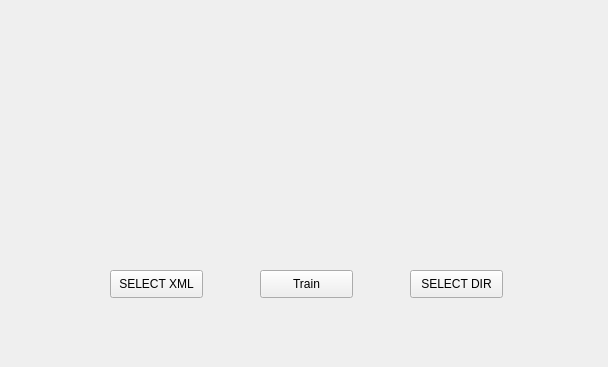
Above: FacesTrain.ui from nitin-vk/face-recognition-based-attendance before the change. Below: the same form after it.
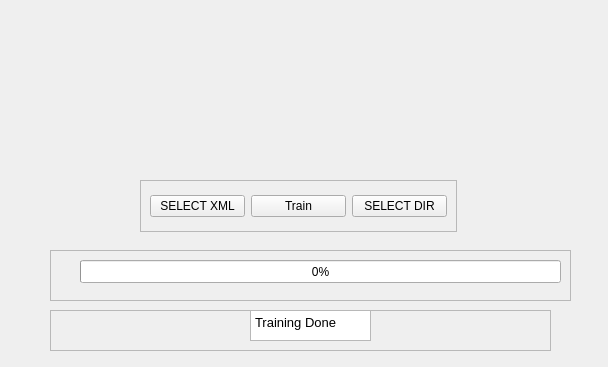
That is the form after the change.

Diff of the .ui file:
```diff
--- a/FacesTrain.ui
+++ b/FacesTrain.ui
@@ -13,44 +13,106 @@
   <property name="windowTitle">
    <string>Form</string>
   </property>
-  <widget class="QPushButton" name="selectXml">
+  <widget class="QFrame" name="frame">
    <property name="geometry">
     <rect>
-     <x>110</x>
-     <y>270</y>
-     <width>93</width>
-     <height>28</height>
+     <x>140</x>
+     <y>180</y>
+     <width>317</width>
+     <height>52</height>
     </rect>
    </property>
-   <property name="text">
-    <string>SELECT XML</string>
+   <property name="frameShape">
+    <enum>QFrame::StyledPanel</enum>
    </property>
+   <property name="frameShadow">
+    <enum>QFrame::Raised</enum>
+   </property>
+   <layout class="QHBoxLayout" name="horizontalLayout">
+    <item>
+     <widget class="QPushButton" name="selectXml">
+      <property name="text">
+       <string>SELECT XML</string>
+      </property>
+     </widget>
+    </item>
+    <item>
+     <widget class="QPushButton" name="trainBtn">
+      <property name="text">
+       <string>Train</string>
+      </property>
+     </widget>
+    </item>
+    <item>
+     <widget class="QPushButton" name="selectDir">
+      <property name="text">
+       <string>SELECT DIR</string>
+      </property>
+     </widget>
+    </item>
+   </layout>
   </widget>
-  <widget class="QPushButton" name="trainBtn">
+  <widget class="QFrame" name="progressFrame">
    <property name="geometry">
     <rect>
-     <x>260</x>
-     <y>270</y>
-     <width>93</width>
-     <height>28</height>
+     <x>50</x>
+     <y>250</y>
+     <width>521</width>
+     <height>51</height>
     </rect>
    </property>
-   <property name="text">
-    <string>Train</string>
+   <property name="frameShape">
+    <enum>QFrame::StyledPanel</enum>
    </property>
+   <property name="frameShadow">
+    <enum>QFrame::Raised</enum>
+   </property>
+   <widget class="QProgressBar" name="trainProgress">
+    <property name="geometry">
+     <rect>
+      <x>30</x>
+      <y>10</y>
+      <width>481</width>
+      <height>23</height>
+     </rect>
+    </property>
+    <property name="value">
+     <number>0</number>
+    </property>
+   </widget>
   </widget>
-  <widget class="QPushButton" name="selectDir">
+  <widget class="QFrame" name="doneFrame">
    <property name="geometry">
     <rect>
-     <x>410</x>
-     <y>270</y>
-     <width>93</width>
-     <height>28</height>
+     <x>50</x>
+     <y>310</y>
+     <width>501</width>
+     <height>41</height>
     </rect>
    </property>
-   <property name="text">
-    <string>SELECT DIR</string>
+   <property name="frameShape">
+    <enum>QFrame::StyledPanel</enum>
    </property>
+   <property name="frameShadow">
+    <enum>QFrame::Raised</enum>
+   </property>
+   <widget class="QTextEdit" name="trainingDone">
+    <property name="geometry">
+     <rect>
+      <x>200</x>
+      <y>0</y>
+      <width>121</width>
+      <height>31</height>
+     </rect>
+    </property>
+    <property name="html">
+     <string>&lt;!DOCTYPE HTML PUBLIC &quot;-//W3C//DTD HTML 4.0//EN&quot; &quot;http://www.w3.org/TR/REC-html40/strict.dtd&quot;&gt;
+&lt;html&gt;&lt;head&gt;&lt;meta name=&quot;qrichtext&quot; content=&quot;1&quot; /&gt;&lt;style type=&quot;text/css&quot;&gt;
+p, li { white-space: pre-wrap; }
+&lt;/style&gt;&lt;/head&gt;&lt;body style=&quot; font-family:'MS Shell Dlg 2'; font-size:7.8pt; font-weight:400; font-style:normal;&quot;&gt;
+&lt;p style=&quot; margin-top:0px; margin-bottom:0px; margin-left:0px; margin-right:0px; -qt-block-indent:0; text-indent:0px;&quot;&gt;&lt;span style=&quot; font-size:10pt;&quot;&gt;Training Done&lt;/span&gt;&lt;/p&gt;&lt;/body&gt;&lt;/html&gt;</string>
+    </property>
+   </widget>
   </widget>
  </widget>
  <resources/>
```
